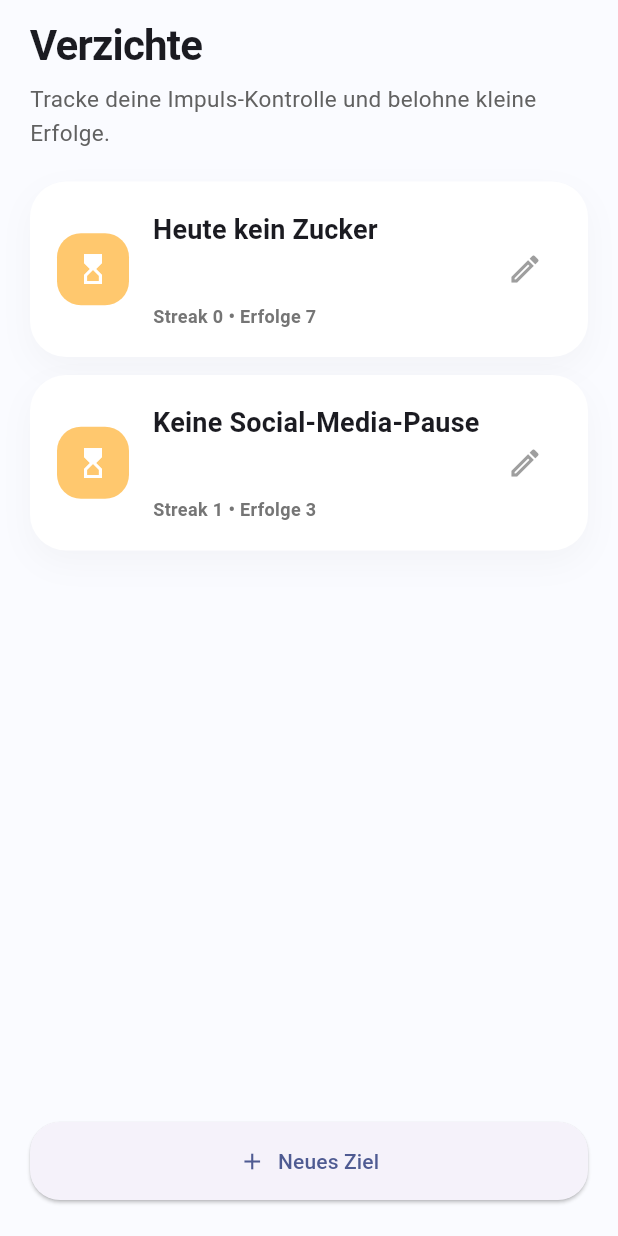
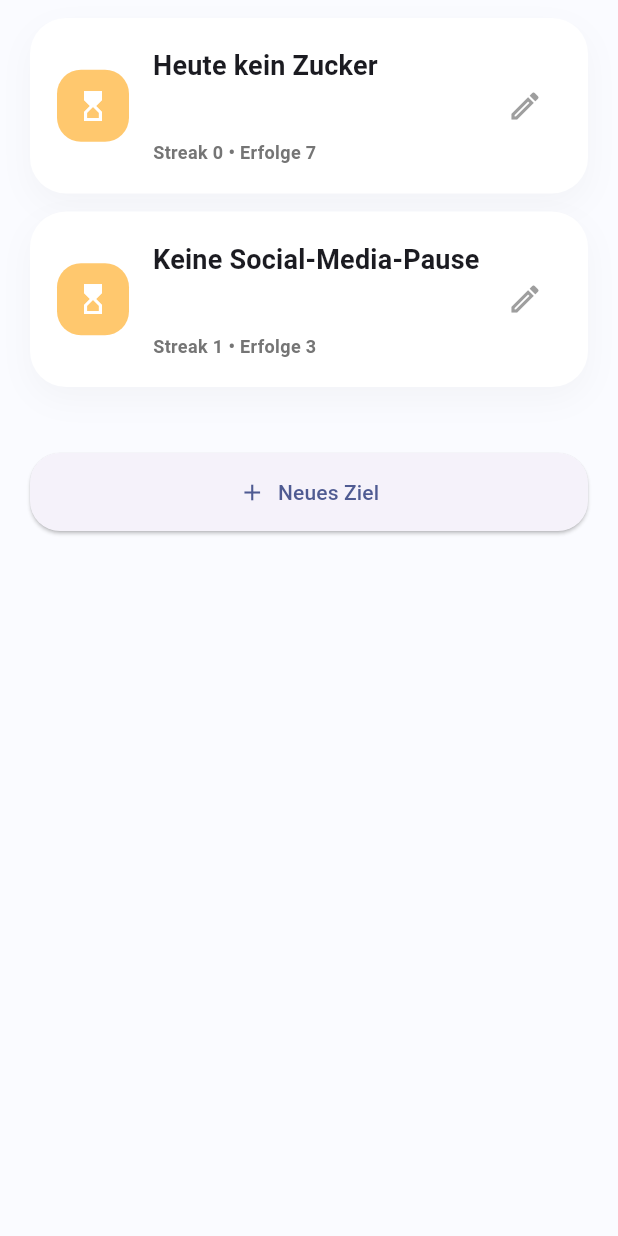
Before and after one commit to philippstrick17/FokusApp-V2, a Flutter app: the AbstinenceScreen widget shown alone on an empty page, opened directly, after a tap on the "thumb up" icon, on a phone screen of 412 x 824 dp. Run offline on Flutter 3.47's test engine with Material 3 defaults, Android fonts, the phone set to English and light mode, and no system bars; our stand-ins replace confetti.

Commit message:
feat: add ui fixes to be more user friendly

```diff
--- a/lib/screens/abstinence_screen.dart
+++ b/lib/screens/abstinence_screen.dart
@@ -10,28 +10,27 @@ class AbstinenceScreen extends StatelessWidget {
   Widget build(BuildContext context) {
     final appState = context.watch<AppState>();
 
-    return Padding(
+    return SingleChildScrollView(
+      child: Padding(
         padding: const EdgeInsets.symmetric(horizontal: 20, vertical: 12),
         child: Column(
           crossAxisAlignment: CrossAxisAlignment.start,
           children: [
-          Text('Verzichte', style: Theme.of(context).textTheme.headlineSmall),
-          const SizedBox(height: 6),
-          Text('Tracke deine Impuls-Kontrolle und belohne kleine Erfolge.', style: Theme.of(context).textTheme.bodyMedium?.copyWith(color: Colors.grey.shade700)),
+            if (appState.goals.isEmpty)
+              _EmptyState(onTapAdd: () => _showGoalDialog(context))
+            else
+              Column(
+                children: [
+                  ...appState.goals.map((goal) => Padding(
+                        padding: const EdgeInsets.only(bottom: 12),
+                        child: _GoalItem(goal: goal),
+                      )),
+                ],
+              ),
             const SizedBox(height: 20),
-          Expanded(
-            child: appState.goals.isEmpty
-                ? _EmptyState(onTapAdd: () => _showGoalDialog(context))
-                : ListView.separated(
-                    itemCount: appState.goals.length,
-                    separatorBuilder: (_, __) => const SizedBox(height: 12),
-                    itemBuilder: (context, index) {
-                      return _GoalItem(goal: appState.goals[index]);
-                    },
-                  ),
-          ),
             _ActionBar(onAdd: () => _showGoalDialog(context)),
           ],
+        ),
       ),
     );
   }
--- a/lib/screens/dashboard_screen.dart
+++ b/lib/screens/dashboard_screen.dart
@@ -1,12 +1,38 @@
 import 'package:flutter/material.dart';
+import 'package:flutter/services.dart';
 import 'package:provider/provider.dart';
+import 'package:confetti/confetti.dart';
 import 'package:fokus_app_v2/models/task_model.dart';
 import 'package:fokus_app_v2/models/abstinence_goal_model.dart';
 import 'package:fokus_app_v2/providers/app_state.dart';
 import 'package:fokus_app_v2/widgets/donut_chart.dart';
 
-class DashboardScreen extends StatelessWidget {
+class DashboardScreen extends StatefulWidget {
   const DashboardScreen({super.key});
+
+  @override
+  State<DashboardScreen> createState() => _DashboardScreenState();
+}
+
+class _DashboardScreenState extends State<DashboardScreen> {
+  late ConfettiController _confettiController;
+
+  @override
+  void initState() {
+    super.initState();
+    _confettiController = ConfettiController(duration: const Duration(milliseconds: 800));
+  }
+
+  @override
+  void dispose() {
+    _confettiController.dispose();
+    super.dispose();
+  }
+
+  void _triggerCelebration() {
+    SystemSound.play(SystemSoundType.click);
+    _confettiController.play();
+  }
 
   @override
   Widget build(BuildContext context) {
@@ -15,17 +41,16 @@ class DashboardScreen extends StatelessWidget {
     final recentGoals = appState.goals.take(2).toList();
 
     return Scaffold(
-      body: SafeArea(
+      body: Stack(
+        children: [
+          SafeArea(
+            child: SingleChildScrollView(
               child: Padding(
                 padding: const EdgeInsets.symmetric(horizontal: 20, vertical: 16),
                 child: Column(
                   crossAxisAlignment: CrossAxisAlignment.start,
                   children: [
                     const SizedBox(height: 8),
-              Text('Fokus', style: Theme.of(context).textTheme.headlineSmall),
-              const SizedBox(height: 4),
-              Text('Dein ruhiges Dashboard für klare Entscheidungen', style: Theme.of(context).textTheme.bodyMedium?.copyWith(color: Colors.grey.shade700)),
-              const SizedBox(height: 24),
                     Row(
                       mainAxisAlignment: MainAxisAlignment.spaceBetween,
                       children: [
@@ -46,16 +71,14 @@ class DashboardScreen extends StatelessWidget {
                       ],
                     ),
                     const SizedBox(height: 24),
-              Expanded(
-                child: SingleChildScrollView(
-                  child: Column(
+                    Column(
                       crossAxisAlignment: CrossAxisAlignment.start,
                       children: [
                         const _SectionHeader(title: 'Heute', description: 'Kleiner Gewinn. Starker Fokus.'),
                         const SizedBox(height: 16),
                         ...recentTasks.map((task) => Padding(
                               padding: const EdgeInsets.only(bottom: 12),
-                            child: _TaskCard(task: task),
+                              child: _TaskCard(task: task, onToggle: _triggerCelebration),
                             )),
                         if (recentTasks.isEmpty) ...[
                           const SizedBox(height: 20),
@@ -66,7 +89,7 @@ class DashboardScreen extends StatelessWidget {
                         const SizedBox(height: 16),
                         ...recentGoals.map((goal) => Padding(
                               padding: const EdgeInsets.only(bottom: 12),
-                            child: _GoalCard(goal: goal),
+                              child: _GoalCard(goal: goal, onToggle: _triggerCelebration),
                             )),
                         if (recentGoals.isEmpty) ...[
                           const SizedBox(height: 20),
@@ -74,11 +97,30 @@ class DashboardScreen extends StatelessWidget {
                         ],
                       ],
                     ),
+                  ],
+                ),
+              ),
+            ),
+          ),
+          Align(
+            alignment: Alignment.topCenter,
+            child: ConfettiWidget(
+              confettiController: _confettiController,
+              blastDirectionality: BlastDirectionality.explosive,
+              particleDrag: 0.05,
+              emissionFrequency: 0.05,
+              numberOfParticles: 30,
+              gravity: 0.25,
+              shouldLoop: false,
+              colors: const [
+                Color(0xFF4C6FFF),
+                Color(0xFF23C6A5),
+                Color(0xFFFFC86E),
+                Color(0xFFEF5B5B),
+              ],
             ),
           ),
         ],
-          ),
-        ),
       ),
     );
   }
@@ -111,12 +153,19 @@ class _SectionHeader extends StatelessWidget {
 
 class _TaskCard extends StatelessWidget {
   final TaskModel task;
+  final VoidCallback onToggle;
 
-  const _TaskCard({required this.task});
+  const _TaskCard({required this.task, required this.onToggle});
 
   @override
   Widget build(BuildContext context) {
-    return Container(
+    return InkWell(
+      onTap: () {
+        context.read<AppState>().toggleTaskCompleted(task.id);
+        onToggle();
+      },
+      borderRadius: BorderRadius.circular(24),
+      child: Container(
         padding: const EdgeInsets.all(18),
         decoration: BoxDecoration(
           color: Colors.white,
@@ -160,18 +209,26 @@ class _TaskCard extends StatelessWidget {
             ),
           ],
         ),
+      ),
     );
   }
 }
 
 class _GoalCard extends StatelessWidget {
   final AbstinenceGoalModel goal;
+  final VoidCallback onToggle;
 
-  const _GoalCard({required this.goal});
+  const _GoalCard({required this.goal, required this.onToggle});
 
   @override
   Widget build(BuildContext context) {
-    return Container(
+    return InkWell(
+      onTap: () {
+        context.read<AppState>().toggleGoalCompleted(goal.id);
+        onToggle();
+      },
+      borderRadius: BorderRadius.circular(24),
+      child: Container(
         padding: const EdgeInsets.all(18),
         decoration: BoxDecoration(
           color: Colors.white,
@@ -213,6 +270,7 @@ class _GoalCard extends StatelessWidget {
             ),
           ],
         ),
+      ),
     );
   }
 }
--- a/lib/screens/home_screen.dart
+++ b/lib/screens/home_screen.dart
@@ -62,8 +62,6 @@ class _HomeScreenState extends State<HomeScreen> {
                   ),
                   const SizedBox(height: 20),
                   Text(_buildTabLabel(_selectedTab), style: Theme.of(context).textTheme.headlineSmall),
-                  const SizedBox(height: 6),
-                  Text('Wähle deine Ansicht. Ruhig. Klar. Schnell.', style: Theme.of(context).textTheme.bodyMedium?.copyWith(color: Colors.grey.shade700)),
                 ],
               ),
             ),
--- a/pubspec.yaml
+++ b/pubspec.yaml
@@ -12,6 +12,7 @@ dependencies:
     sdk: flutter
   cupertino_icons: ^1.0.5
   provider: ^6.0.8
+  confetti: ^0.7.0
 
 dev_dependencies:
   flutter_test:
```
Also changed, not shown: lib/screens/tasks_screen.dart (+14 -16 lines), pubspec.lock, 3 other files. Lines whose indentation alone changed are shown as unchanged.
